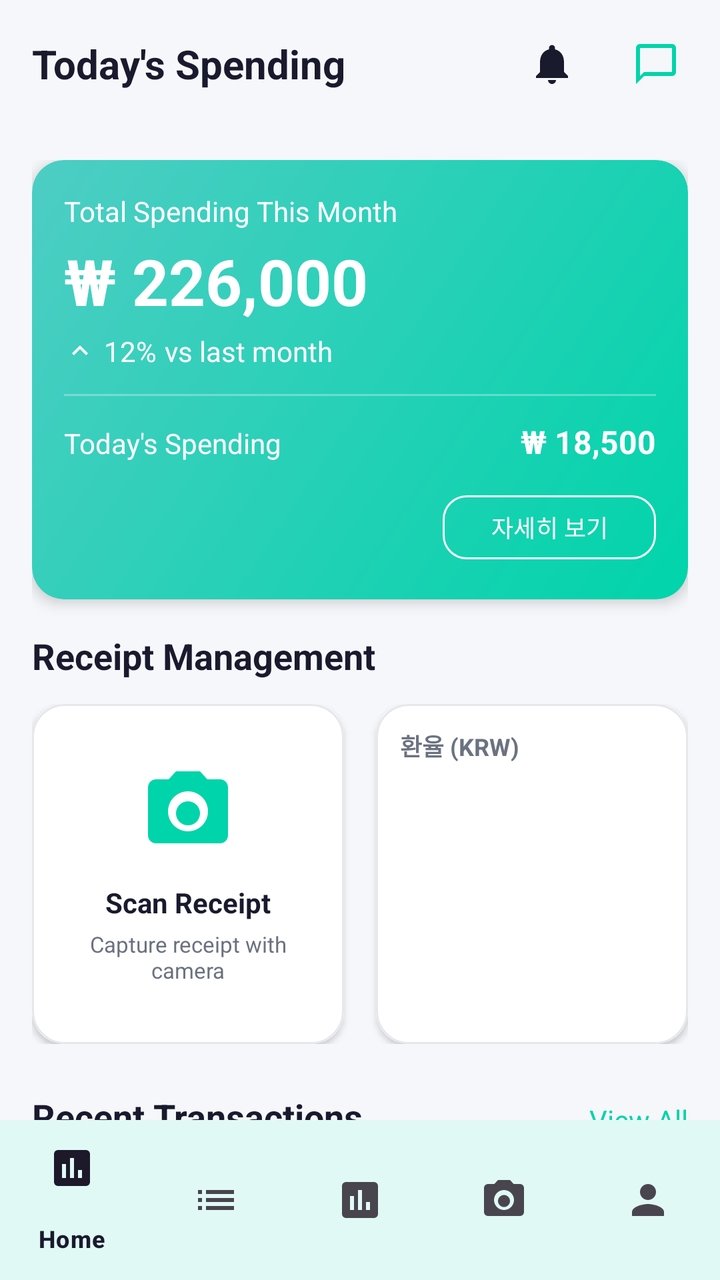
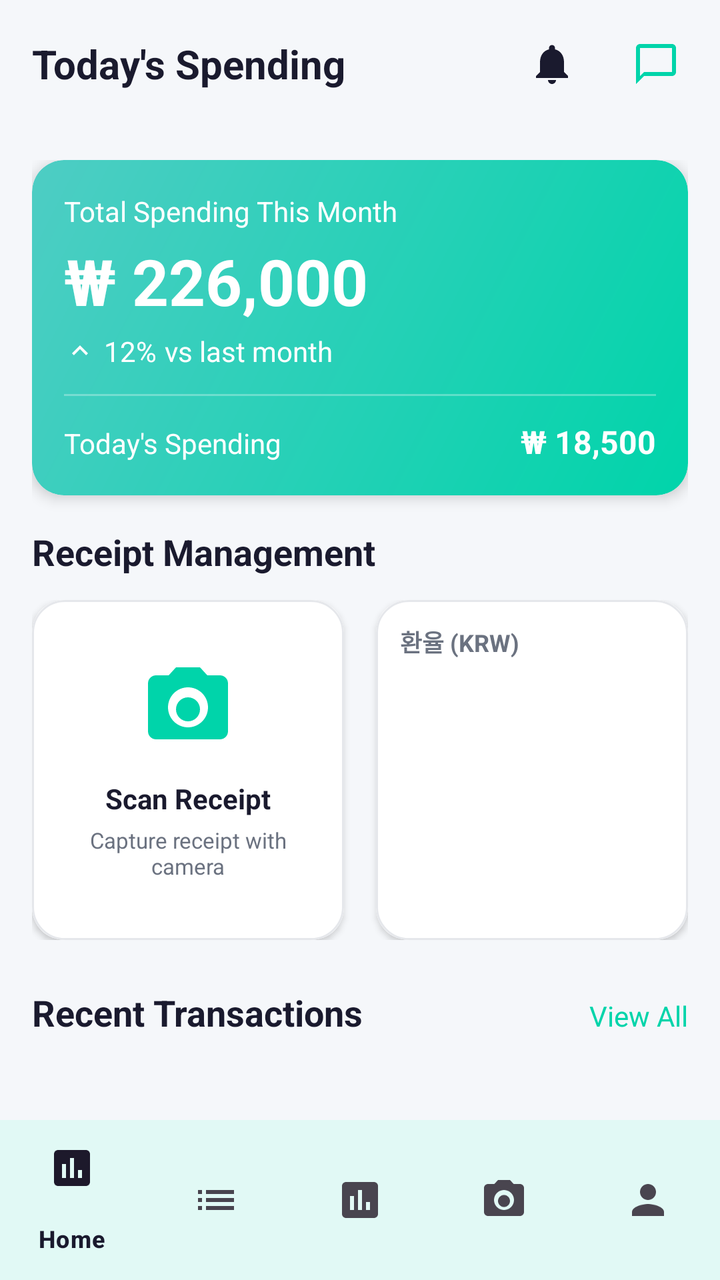

Two renders of the same Android screen: before a commit and after it. Below are the layout's source before the change and the commit's diff.
<!-- AndroidManifest.xml: application theme Theme.Receiptify -->
<!-- res/layout/activity_home.xml -->
<?xml version="1.0" encoding="utf-8"?>
<androidx.coordinatorlayout.widget.CoordinatorLayout xmlns:android="http://schemas.android.com/apk/res/android"
    xmlns:app="http://schemas.android.com/apk/res-auto"
    android:layout_width="match_parent"
    android:layout_height="match_parent"
    android:background="@color/background_light">

    <com.google.android.material.appbar.AppBarLayout
        android:layout_width="match_parent"
        android:layout_height="wrap_content"
        android:background="@android:color/transparent"
        app:elevation="0dp">

        <androidx.appcompat.widget.Toolbar
            android:id="@+id/toolbar"
            android:layout_width="match_parent"
            android:layout_height="?attr/actionBarSize"
            android:background="@android:color/transparent">

            
            <LinearLayout
                android:layout_width="match_parent"
                android:layout_height="wrap_content"
                android:gravity="center_vertical"
                android:orientation="horizontal">

                
                <TextView
                    android:layout_width="0dp"
                    android:layout_height="wrap_content"
                    android:layout_weight="1"
                    android:text="@string/home_title"
                    android:textColor="@color/text_primary"
                    android:textSize="20sp"
                    android:textStyle="bold" />

                
                <FrameLayout
                    android:id="@+id/layoutNotificationIcon"
                    android:layout_width="48dp"
                    android:layout_height="48dp"
                    android:layout_marginEnd="4dp"
                    android:background="?attr/selectableItemBackgroundBorderless"
                    android:clickable="true"
                    android:focusable="true"
                    android:padding="12dp">

                    <ImageView
                        android:id="@+id/ivNotificationIcon"
                        android:layout_width="24dp"
                        android:layout_height="24dp"
                        android:layout_gravity="center"
                        android:contentDescription="알림"
                        android:src="@drawable/ic_notifications"
                        app:tint="@color/text_primary" />

                    <TextView
                        android:id="@+id/tvNotificationBadge"
                        android:layout_width="16dp"
                        android:layout_height="16dp"
                        android:layout_gravity="top|end"
                        android:layout_marginTop="8dp"
                        android:layout_marginEnd="8dp"
                        android:background="@drawable/bg_notification_badge"
                        android:gravity="center"
                        android:text="0"
                        android:textColor="@android:color/white"
                        android:textSize="10sp"
                        android:textStyle="bold"
                        android:visibility="gone" />

                </FrameLayout>

                
                <ImageButton
                    android:id="@+id/btnChatbot"
                    android:layout_width="48dp"
                    android:layout_height="48dp"
                    android:layout_marginEnd="8dp"
                    android:background="?attr/selectableItemBackgroundBorderless"
                    android:contentDescription="챗봇"
                    android:padding="12dp"
                    android:src="@drawable/ic_chat"
                    app:tint="@color/primary_purple" />

            </LinearLayout>

        </androidx.appcompat.widget.Toolbar>

    </com.google.android.material.appbar.AppBarLayout>

    <androidx.core.widget.NestedScrollView
        android:layout_width="match_parent"
        android:layout_height="match_parent"
        android:fillViewport="true"
        app:layout_behavior="@string/appbar_scrolling_view_behavior">

        <LinearLayout
            android:layout_width="match_parent"
            android:layout_height="wrap_content"
            android:orientation="vertical"
            android:padding="16dp">

            
            <androidx.cardview.widget.CardView
                android:layout_width="match_parent"
                android:layout_height="wrap_content"
                android:layout_marginBottom="16dp"
                app:cardCornerRadius="16dp"
                app:cardElevation="4dp">

                <LinearLayout
                    android:layout_width="match_parent"
                    android:layout_height="wrap_content"
                    android:background="@drawable/bg_card_gradient"
                    android:orientation="vertical"
                    android:padding="16dp">

                    <TextView
                        android:layout_width="wrap_content"
                        android:layout_height="wrap_content"
                        android:text="@string/this_month_total"
                        android:textColor="@color/white"
                        android:textSize="14sp" />

                    <TextView
                        android:id="@+id/tvMonthlyTotal"
                        android:layout_width="wrap_content"
                        android:layout_height="wrap_content"
                        android:layout_marginTop="4dp"
                        android:text="₩ 226,000"
                        android:textColor="@color/white"
                        android:textSize="32sp"
                        android:textStyle="bold" />

                    <LinearLayout
                        android:layout_width="wrap_content"
                        android:layout_height="wrap_content"
                        android:layout_marginTop="4dp"
                        android:gravity="center_vertical"
                        android:orientation="horizontal">

                        <ImageView
                            android:id="@+id/ivTrendIcon"
                            android:layout_width="16dp"
                            android:layout_height="16dp"
                            android:src="@drawable/ic_arrow_up"
                            app:tint="@color/white" />

                        <TextView
                            android:id="@+id/tvTrendPercentage"
                            android:layout_width="wrap_content"
                            android:layout_height="wrap_content"
                            android:layout_marginStart="4dp"
                            android:text="12%"
                            android:textColor="@color/white"
                            android:textSize="14sp" />

                        <TextView
                            android:layout_width="wrap_content"
                            android:layout_height="wrap_content"
                            android:layout_marginStart="4dp"
                            android:text="@string/vs_last_month"
                            android:textColor="@color/white"
                            android:textSize="14sp" />

                    </LinearLayout>

                    <View
                        android:layout_width="match_parent"
                        android:layout_height="1dp"
                        android:layout_marginTop="12dp"
                        android:layout_marginBottom="12dp"
                        android:alpha="0.3"
                        android:background="@color/white" />

                    <LinearLayout
                        android:layout_width="match_parent"
                        android:layout_height="wrap_content"
                        android:orientation="horizontal">

                        <TextView
                            android:layout_width="0dp"
                            android:layout_height="wrap_content"
                            android:layout_weight="1"
                            android:text="@string/today_spending"
                            android:textColor="@color/white"
                            android:textSize="14sp" />

                        <TextView
                            android:id="@+id/tvTodaySpending"
                            android:layout_width="wrap_content"
                            android:layout_height="wrap_content"
                            android:text="₩ 18,500"
                            android:textColor="@color/white"
                            android:textSize="16sp"
                            android:textStyle="bold" />

                    </LinearLayout>

                    <com.google.android.material.button.MaterialButton
                        android:id="@+id/btnViewDetails"
                        style="@style/Widget.Material3.Button.OutlinedButton"
                        android:layout_width="wrap_content"
                        android:layout_height="40dp"
                        android:layout_gravity="end"
                        android:layout_marginTop="12dp"
                        android:text="자세히 보기"
                        android:textColor="@color/white"
                        android:textSize="12sp"
                        app:cornerRadius="12dp"
                        app:strokeColor="@color/white"
                        app:strokeWidth="1dp" />

                </LinearLayout>

            </androidx.cardview.widget.CardView>

            
            <TextView
                android:layout_width="wrap_content"
                android:layout_height="wrap_content"
                android:layout_marginBottom="12dp"
                android:text="@string/receipt_management"
                android:textColor="@color/text_primary"
                android:textSize="18sp"
                android:textStyle="bold" />

            <LinearLayout
                android:layout_width="match_parent"
                android:layout_height="wrap_content"
                android:layout_marginBottom="24dp"
                android:orientation="horizontal">

                
                <androidx.cardview.widget.CardView
                    android:id="@+id/cardScanReceipt"
                    android:layout_width="0dp"
                    android:layout_height="170dp"
                    android:layout_marginEnd="8dp"
                    android:layout_weight="1"
                    android:clickable="true"
                    android:focusable="true"
                    android:foreground="?attr/selectableItemBackground"
                    app:cardCornerRadius="16dp"
                    app:cardElevation="2dp">

                    <LinearLayout
                        android:layout_width="match_parent"
                        android:layout_height="match_parent"
                        android:background="@drawable/bg_card_white"
                        android:gravity="center"
                        android:orientation="vertical"
                        android:padding="16dp">

                        <ImageView
                            android:layout_width="48dp"
                            android:layout_height="48dp"
                            android:src="@drawable/ic_camera"
                            app:tint="@color/primary_purple" />

                        <TextView
                            android:layout_width="wrap_content"
                            android:layout_height="wrap_content"
                            android:layout_marginTop="12dp"
                            android:text="@string/scan_receipt"
                            android:textColor="@color/text_primary"
                            android:textSize="14sp"
                            android:textStyle="bold" />

                        <TextView
                            android:layout_width="wrap_content"
                            android:layout_height="wrap_content"
                            android:layout_marginTop="4dp"
                            android:gravity="center"
                            android:text="@string/scan_receipt_desc"
                            android:textColor="@color/text_secondary"
                            android:textSize="11sp" />

                    </LinearLayout>

                </androidx.cardview.widget.CardView>

                
                <androidx.cardview.widget.CardView
                    android:id="@+id/cardExchangeRate"
                    android:layout_width="0dp"
                    android:layout_height="170dp"
                    android:layout_marginStart="8dp"
                    android:layout_weight="1"
                    android:clickable="true"
                    android:focusable="true"
                    android:foreground="?attr/selectableItemBackground"
                    app:cardCornerRadius="16dp"
                    app:cardElevation="2dp">

                    <LinearLayout
                        android:layout_width="match_parent"
                        android:layout_height="match_parent"
                        android:background="@drawable/bg_card_white"
                        android:orientation="vertical"
                        android:padding="12dp">

                        <TextView
                            android:layout_width="wrap_content"
                            android:layout_height="wrap_content"
                            android:layout_marginBottom="8dp"
                            android:text="환율 (KRW)"
                            android:textColor="@color/text_secondary"
                            android:textSize="12sp"
                            android:textStyle="bold" />

                        <LinearLayout
                            android:id="@+id/layoutExchangeRates"
                            android:layout_width="match_parent"
                            android:layout_height="match_parent"
                            android:orientation="vertical">

                            
                            <ProgressBar
                                android:id="@+id/progressBarExchange"
                                android:layout_width="24dp"
                                android:layout_height="24dp"
                                android:layout_gravity="center"
                                android:layout_marginTop="20dp" />

                        </LinearLayout>

                    </LinearLayout>

                </androidx.cardview.widget.CardView>

            </LinearLayout>

            
            <LinearLayout
                android:layout_width="match_parent"
                android:layout_height="wrap_content"
                android:layout_marginBottom="12dp"
                android:orientation="horizontal">

                <TextView
                    android:layout_width="0dp"
                    android:layout_height="wrap_content"
                    android:layout_weight="1"
                    android:text="@string/recent_transactions"
                    android:textColor="@color/text_primary"
                    android:textSize="18sp"
                    android:textStyle="bold" />

                <TextView
                    android:id="@+id/tvViewAll"
                    android:layout_width="wrap_content"
                    android:layout_height="wrap_content"
                    android:text="@string/view_all"
                    android:textColor="@color/primary_purple"
                    android:textSize="14sp" />

            </LinearLayout>

            
            <androidx.recyclerview.widget.RecyclerView
                android:id="@+id/rvRecentTransactions"
                android:layout_width="match_parent"
                android:layout_height="wrap_content"
                android:nestedScrollingEnabled="false" />

            
            <LinearLayout
                android:id="@+id/layoutEmptyState"
                android:layout_width="match_parent"
                android:layout_height="wrap_content"
                android:layout_marginTop="32dp"
                android:gravity="center"
                android:orientation="vertical"
                android:padding="32dp"
                android:visibility="gone">

                <ImageView
                    android:layout_width="80dp"
                    android:layout_height="80dp"
                    android:alpha="0.3"
                    android:src="@drawable/ic_receipt"
                    app:tint="@color/text_secondary" />

                <TextView
                    android:layout_width="wrap_content"
                    android:layout_height="wrap_content"
                    android:layout_marginTop="16dp"
                    android:text="@string/no_transactions"
                    android:textColor="@color/text_primary"
                    android:textSize="16sp"
                    android:textStyle="bold" />

                <TextView
                    android:layout_width="wrap_content"
                    android:layout_height="wrap_content"
                    android:layout_marginTop="8dp"
                    android:text="@string/start_scanning"
                    android:textColor="@color/text_secondary"
                    android:textSize="14sp" />

            </LinearLayout>

        </LinearLayout>

    </androidx.core.widget.NestedScrollView>

    

    
    <com.google.android.material.bottomnavigation.BottomNavigationView
        android:id="@+id/bottomNavigation"
        android:layout_width="match_parent"
        android:layout_height="wrap_content"
        android:layout_gravity="bottom"
        android:background="@color/white"
        app:elevation="8dp"
        app:menu="@menu/bottom_nav_menu" />

</androidx.coordinatorlayout.widget.CoordinatorLayout>
<!-- resources referenced by this layout -->
<resources>
  <color name="background_light">#F5F7FA</color>
  <color name="primary_purple">#00D4AA</color>
  <color name="text_primary">#1A1A2E</color>
  <color name="text_secondary">#6B7280</color>
  <color name="white">#FFFFFF</color>
  <!-- drawable bg_card_gradient (drawable) -->
  <?xml version="1.0" encoding="utf-8"?>
  <shape xmlns:android="http://schemas.android.com/apk/res/android"
      android:shape="rectangle">
      <gradient
          android:angle="135"
          android:endColor="#4ECDC4"
          android:startColor="#00D4AA"
          android:type="linear" />
      <corners android:radius="16dp" />
  </shape>
  <!-- drawable bg_card_white (drawable) -->
  <?xml version="1.0" encoding="utf-8"?>
  <shape xmlns:android="http://schemas.android.com/apk/res/android"
      android:shape="rectangle">
      <solid android:color="@color/card_background" />
      <corners android:radius="16dp" />
      <stroke
          android:width="1dp"
          android:color="@color/divider" />
  </shape>
  <!-- drawable bg_notification_badge (drawable) -->
  <?xml version="1.0" encoding="utf-8"?>
  <shape xmlns:android="http://schemas.android.com/apk/res/android"
      android:shape="oval">
      <solid android:color="#EF4444" />
      <size
          android:width="16dp"
          android:height="16dp" />
  </shape>
  <!-- drawable ic_arrow_up (drawable) -->
  <?xml version="1.0" encoding="utf-8"?>
  <vector xmlns:android="http://schemas.android.com/apk/res/android"
      android:width="24dp"
      android:height="24dp"
      android:viewportWidth="24"
      android:viewportHeight="24">
      <path
          android:fillColor="#FF000000"
          android:pathData="M7.41,15.41L12,10.83l4.59,4.58L18,14l-6,-6 -6,6z"/>
  </vector>
  <!-- drawable ic_chat (drawable) -->
  <?xml version="1.0" encoding="utf-8"?>
  <vector xmlns:android="http://schemas.android.com/apk/res/android"
      android:width="24dp"
      android:height="24dp"
      android:viewportWidth="24"
      android:viewportHeight="24">
      <path
          android:fillColor="#000000"
          android:pathData="M20,2H4C2.9,2 2,2.9 2,4v18l4,-4h14c1.1,0 2,-0.9 2,-2V4C22,2.9 21.1,2 20,2zM20,16H6l-2,2V4h16V16z"/>
  </vector>
  <!-- drawable ic_receipt (drawable) -->
  <?xml version="1.0" encoding="utf-8"?>
  <vector xmlns:android="http://schemas.android.com/apk/res/android"
      android:width="24dp"
      android:height="24dp"
      android:viewportWidth="24"
      android:viewportHeight="24">
      <path
          android:fillColor="#FF000000"
          android:pathData="M19,3H5C3.9,3 3,3.9 3,5v14c0,1.1 0.9,2 2,2h14c1.1,0 2,-0.9 2,-2V5C21,3.9 20.1,3 19,3zM9,17H7v-7h2V17zM13,17h-2V7h2V17zM17,17h-2v-4h2V17z" />
  </vector>
  <string name="home_title">Today\'s Spending</string>
  <string name="no_transactions">No transactions yet</string>
  <string name="receipt_management">Receipt Management</string>
  <string name="recent_transactions">Recent Transactions</string>
  <string name="scan_receipt">Scan Receipt</string>
  <string name="scan_receipt_desc">Capture receipt with camera</string>
  <string name="start_scanning">Start by scanning a receipt</string>
  <string name="this_month_total">Total Spending This Month</string>
  <string name="today_spending">Today\'s Spending</string>
  <string name="view_all">View All</string>
  <string name="vs_last_month">vs last month</string>
  <style name="Theme.Receiptify" parent="Base.Theme.Receiptify" />
  <color name="card_background">#FFFFFF</color>
  <color name="divider">#E5E7EB</color>
  <color name="primary_purple_dark">#00B894</color>
  <color name="surface_light">#FFFFFF</color>
  <!-- unchanged entries left out for length: 3 -->
</resources>

<!-- the commit's change to res/layout/activity_home.xml (unified diff, before → after) -->
@@ -198,20 +198,6 @@
 
                     </LinearLayout>
 
-                    <com.google.android.material.button.MaterialButton
-                        android:id="@+id/btnViewDetails"
-                        style="@style/Widget.Material3.Button.OutlinedButton"
-                        android:layout_width="wrap_content"
-                        android:layout_height="40dp"
-                        android:layout_gravity="end"
-                        android:layout_marginTop="12dp"
-                        android:text="자세히 보기"
-                        android:textColor="@color/white"
-                        android:textSize="12sp"
-                        app:cornerRadius="12dp"
-                        app:strokeColor="@color/white"
-                        app:strokeWidth="1dp" />
-
                 </LinearLayout>
 
             </androidx.cardview.widget.CardView>
